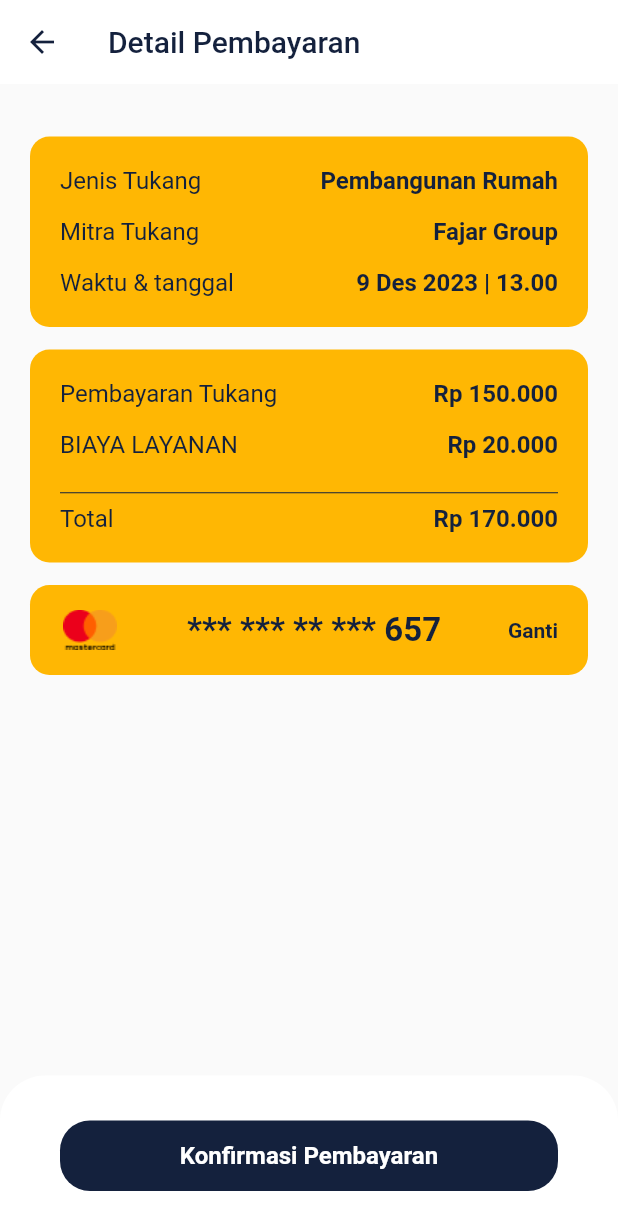
After one commit to Herisetyawan123/kangtukang, a Flutter app: the DetailPembayaran screen opened by its route, on a phone screen of 412 x 824 dp. The commit adds this screen. Shown: the top 1230 px of the screen. Run offline on Flutter 3.47's test engine with Material 2 defaults, Android fonts, the phone set to English and light mode, and no system bars; our stand-ins replace carousel_slider, cloud_firestore, firebase_auth, firebase_core, flutter_screenutil, flutter_spinkit and 1 more; accounts and stored records are empty.

Commit message:
feat: create page detail pembayaran

```diff
--- /dev/null
+++ b/lib/src/pages/home/detail_pembayaran/app.dart
@@ -0,0 +1,340 @@
+// ignore_for_file: prefer_const_literals_to_create_immutables
+
+import 'package:flutter/material.dart';
+import 'package:kang_tukang/src/constants/theme.dart';
+
+class DetailPembayaran extends StatelessWidget {
+  const DetailPembayaran({super.key});
+
+  @override
+  Widget build(BuildContext context) {
+    return Scaffold(
+        appBar: AppBar(
+          backgroundColor: Colors.white,
+          foregroundColor: ThemeApp.dark,
+          title: const Text('Detail Pembayaran'),
+          elevation: 0,
+        ),
+        body: Column(
+          children: [
+            Expanded(
+                child: Container(
+              margin: const EdgeInsets.only(
+                top: 35,
+                left: 20,
+                right: 20,
+              ),
+              child: Column(
+                children: [
+                  const DetailTukang(
+                    jenis: 'Pembangunan Rumah',
+                    mitra: 'Fajar Group',
+                    waktu: '9 Des 2023 | 13.00',
+                  ),
+                  const SizedBox(
+                    height: 15,
+                  ),
+                  const DetailBiaya(
+                    tukangpay: 'Rp 150.000',
+                    layananpay: 'Rp 20.000',
+                    total: 'Rp 170.000',
+                  ),
+                  const SizedBox(
+                    height: 15,
+                  ),
+                  const JenisPayment(
+                    asset: 'assets/method/mastercard.png',
+                    title: '*** *** ** *** 657',
+                  )
+                ],
+              ),
+            )),
+            Container(
+              width: MediaQuery.of(context).size.width,
+              padding: const EdgeInsets.symmetric(vertical: 30, horizontal: 40),
+              decoration: const BoxDecoration(
+                  borderRadius: BorderRadius.only(
+                    topLeft: Radius.circular(30),
+                    topRight: Radius.circular(30),
+                  ),
+                  color: Colors.white),
+              child: Container(
+                padding: const EdgeInsets.symmetric(
+                  vertical: 14,
+                ),
+                width: MediaQuery.of(context).size.width,
+                decoration: const BoxDecoration(
+                  borderRadius: BorderRadius.all(Radius.circular(20)),
+                  color: ThemeApp.dark,
+                ),
+                child: const Center(
+                  child: Text(
+                    'Konfirmasi Pembayaran',
+                    style: TextStyle(
+                        fontSize: 16,
+                        fontWeight: FontWeight.w600,
+                        color: Colors.white),
+                  ),
+                ),
+              ),
+            ),
+          ],
+        ));
+  }
+}
+
+class JenisPayment extends StatelessWidget {
+  const JenisPayment({Key? key, required this.asset, required this.title})
+      : super(key: key);
+
+  final String asset;
+  final String title;
+
+  @override
+  Widget build(BuildContext context) {
+    return Container(
+      padding: const EdgeInsets.symmetric(
+        vertical: 10,
+        horizontal: 20,
+      ),
+      width: MediaQuery.of(context).size.width,
+      decoration: const BoxDecoration(
+        borderRadius: BorderRadius.all(Radius.circular(13)),
+        color: ThemeApp.primary,
+      ),
+      child: Column(
+        children: [
+          Row(
+            mainAxisAlignment: MainAxisAlignment.spaceBetween,
+            children: [
+              Container(
+                height: 40,
+                width: 40,
+                decoration: BoxDecoration(
+                    image: DecorationImage(image: AssetImage(asset))),
+              ),
+              Text(
+                title,
+                style: const TextStyle(
+                  color: ThemeApp.dark,
+                  fontSize: 22,
+                  fontWeight: FontWeight.w600,
+                ),
+              ),
+              const Text(
+                'Ganti',
+                style: TextStyle(
+                  color: ThemeApp.dark,
+                  fontSize: 14,
+                  fontWeight: FontWeight.w600,
+                ),
+              ),
+            ],
+          ),
+        ],
+      ),
+    );
+  }
+}
+
+class DetailBiaya extends StatelessWidget {
+  const DetailBiaya({
+    Key? key, required this.tukangpay, required this.layananpay, required this.total
+  }) : super(key: key);
+
+  final String tukangpay;
+  final String layananpay;
+  final String total;
+
+  @override
+  Widget build(BuildContext context) {
+    return Container(
+      padding: const EdgeInsets.symmetric(
+        vertical: 20,
+        horizontal: 20,
+      ),
+      width: MediaQuery.of(context).size.width,
+      decoration: const BoxDecoration(
+        borderRadius: BorderRadius.all(Radius.circular(13)),
+        color: ThemeApp.primary,
+      ),
+      child: Column(
+        children: [
+          Row(
+            mainAxisAlignment: MainAxisAlignment.spaceBetween,
+            children: [
+              const Text(
+                'Pembayaran Tukang',
+                style: TextStyle(
+                  color: ThemeApp.dark,
+                  fontSize: 16,
+                  fontWeight: FontWeight.w400,
+                ),
+              ),
+              Text(
+                tukangpay,
+                style: const TextStyle(
+                  color: ThemeApp.dark,
+                  fontSize: 16,
+                  fontWeight: FontWeight.w600,
+                ),
+              ),
+            ],
+          ),
+          const SizedBox(
+            height: 15,
+          ),
+          Row(
+            mainAxisAlignment: MainAxisAlignment.spaceBetween,
+            children:[
+              const Text(
+                'BIAYA LAYANAN',
+                style: TextStyle(
+                  color: ThemeApp.dark,
+                  fontSize: 16,
+                  fontWeight: FontWeight.w400,
+                ),
+              ),
+              Text(
+                layananpay,
+                style: const TextStyle(
+                  color: ThemeApp.dark,
+                  fontSize: 16,
+                  fontWeight: FontWeight.w600,
+                ),
+              ),
+            ],
+          ),
+          const SizedBox(
+            height: 15,
+          ),
+          const SizedBox(
+            height: 15,
+            child: Divider(
+              color: ThemeApp.dark,
+            ),
+          ),
+          Row(
+            mainAxisAlignment: MainAxisAlignment.spaceBetween,
+            children: [
+              const Text(
+                'Total',
+                style: TextStyle(
+                  color: ThemeApp.dark,
+                  fontSize: 16,
+                  fontWeight: FontWeight.w400,
+                ),
+              ),
+              Text(
+                total,
+                style: const TextStyle(
+                  color: ThemeApp.dark,
+                  fontSize: 16,
+                  fontWeight: FontWeight.w600,
+                ),
+              ),
+            ],
+          ),
+        ],
+      ),
+    );
+  }
+}
+
+class DetailTukang extends StatelessWidget {
+  const DetailTukang({
+    Key? key, required this.jenis, required this.mitra, required this.waktu
+  }) : super(key: key);
+
+  final String jenis;
+  final String mitra;
+  final String waktu;
+
+  @override
+  Widget build(BuildContext context) {
+    return Container(
+      padding: const EdgeInsets.symmetric(
+        vertical: 20,
+        horizontal: 20,
+      ),
+      width: MediaQuery.of(context).size.width,
+      decoration: const BoxDecoration(
+        borderRadius: BorderRadius.all(Radius.circular(13)),
+        color: ThemeApp.primary,
+      ),
+      child: Column(
+        children: [
+          Row(
+            mainAxisAlignment: MainAxisAlignment.spaceBetween,
+            children: [
+              const Text(
+                'Jenis Tukang',
+                style: TextStyle(
+                  color: ThemeApp.dark,
+                  fontSize: 16,
+                  fontWeight: FontWeight.w400,
+                ),
+              ),
+              Text(
+                jenis,
+                style: const TextStyle(
+                  color: ThemeApp.dark,
+                  fontSize: 16,
+                  fontWeight: FontWeight.w600,
+                ),
+              ),
+            ],
+          ),
+          const SizedBox(
+            height: 15,
+          ),
+          Row(
+            mainAxisAlignment: MainAxisAlignment.spaceBetween,
+            children: [
+              const Text(
+                'Mitra Tukang',
+                style: TextStyle(
+                  color: ThemeApp.dark,
+                  fontSize: 16,
+                  fontWeight: FontWeight.w400,
+                ),
+              ),
+              Text(
+                mitra,
+                style: const TextStyle(
+                  color: ThemeApp.dark,
+                  fontSize: 16,
+                  fontWeight: FontWeight.w600,
+                ),
+              ),
+            ],
+          ),
+          const SizedBox(
+            height: 15,
+          ),
+          Row(
+            mainAxisAlignment: MainAxisAlignment.spaceBetween,
+            children: [
+              const Text(
+                'Waktu & tanggal',
+                style: TextStyle(
+                  color: ThemeApp.dark,
+                  fontSize: 16,
+                  fontWeight: FontWeight.w400,
+                ),
+              ),
+              Text(
+                waktu,
+                style: const TextStyle(
+                  color: ThemeApp.dark,
+                  fontSize: 16,
+                  fontWeight: FontWeight.w600,
+                ),
+              ),
+            ],
+          ),
+        ],
+      ),
+    );
+  }
+}
--- a/lib/src/pages/home/service/pembangunan/app.dart
+++ b/lib/src/pages/home/service/pembangunan/app.dart
@@ -63,7 +63,7 @@ class _PembangunanPageState extends State<PembangunanPage> {
                   return BoxService(
                     title: pembangunan[index].title as String,
                     assets: pembangunan[index].assets as String,
-                    handleTap: () => Navigator.pushNamed(context, MyRoutes.penyedia),
+                    handleTap: () => Navigator.pushNamed(context, MyRoutes.detailPembayaran),
                   );
                 },
               ),
--- a/lib/src/routes/routes.dart
+++ b/lib/src/routes/routes.dart
@@ -1,5 +1,6 @@
 import 'package:flutter/cupertino.dart';
 import 'package:kang_tukang/src/pages/home/detail/penyedia.dart';
+import 'package:kang_tukang/src/pages/home/detail_pembayaran/app.dart';
 import 'package:kang_tukang/src/pages/home/pembayaran/app.dart';
 import 'package:kang_tukang/src/pages/home/service/bangunan/app.dart';
 import 'package:kang_tukang/src/pages/home/service/konsultasi/app.dart';
@@ -30,6 +31,7 @@ class MyRoutes {
   static const bangunan = "/bangunan";
   static const penyedia = "/penyedia";
   static const pembayaran = "/pembayaran";
+  static const detailPembayaran = '/detailpembayaran';
 
   static final data = <String, WidgetBuilder>{
     landing: (_) => const LandingPage(),
@@ -44,6 +46,7 @@ class MyRoutes {
     renovasi: (_) => const RenovasiPage(),
     bangunan:(_) => const BangunanPage(),
     penyedia: (_) => const PenyediaJasa(),
-    pembayaran: (_) => const Pembayaran()
+    pembayaran: (_) => const Pembayaran(),
+    detailPembayaran: (_) => const DetailPembayaran(),
   };
 }
```
